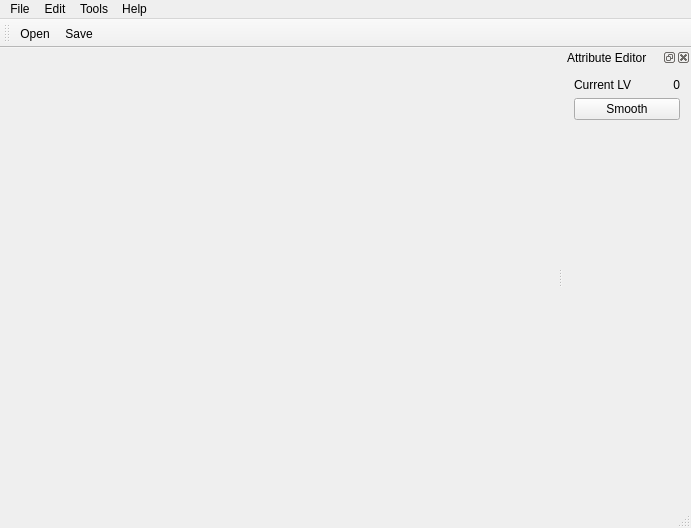
The window that visual_studio/A03_Subdivision/MainWindow.ui (ShenyaoKe/GeometricModeling) describes before a commit, drawn with Qt 5.
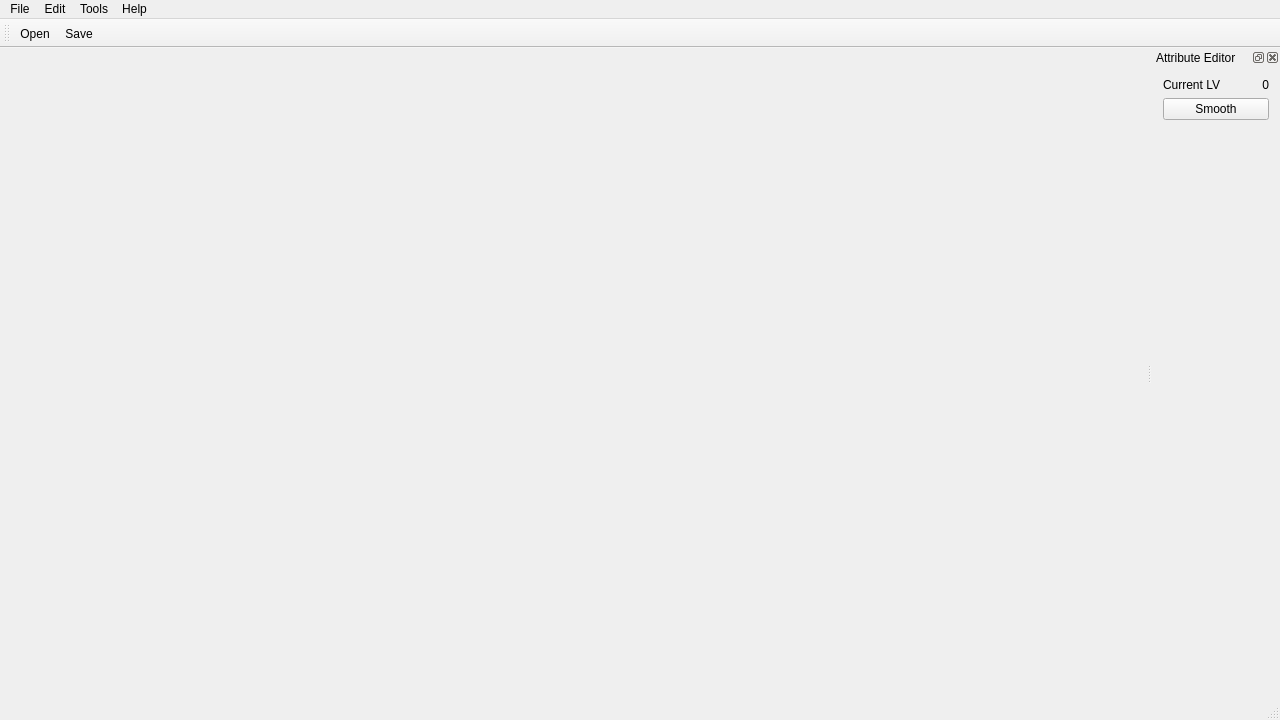
The same window after the commit.

What changed in the file:
```diff
--- a/visual_studio/A03_Subdivision/MainWindow.ui
+++ b/visual_studio/A03_Subdivision/MainWindow.ui
@@ -6,8 +6,8 @@
    <rect>
     <x>0</x>
     <y>0</y>
-    <width>691</width>
-    <height>528</height>
+    <width>1280</width>
+    <height>720</height>
    </rect>
   </property>
   <property name="windowTitle">
@@ -28,7 +28,7 @@
     <rect>
      <x>0</x>
      <y>0</y>
-     <width>691</width>
+     <width>1280</width>
      <height>21</height>
     </rect>
    </property>
```
